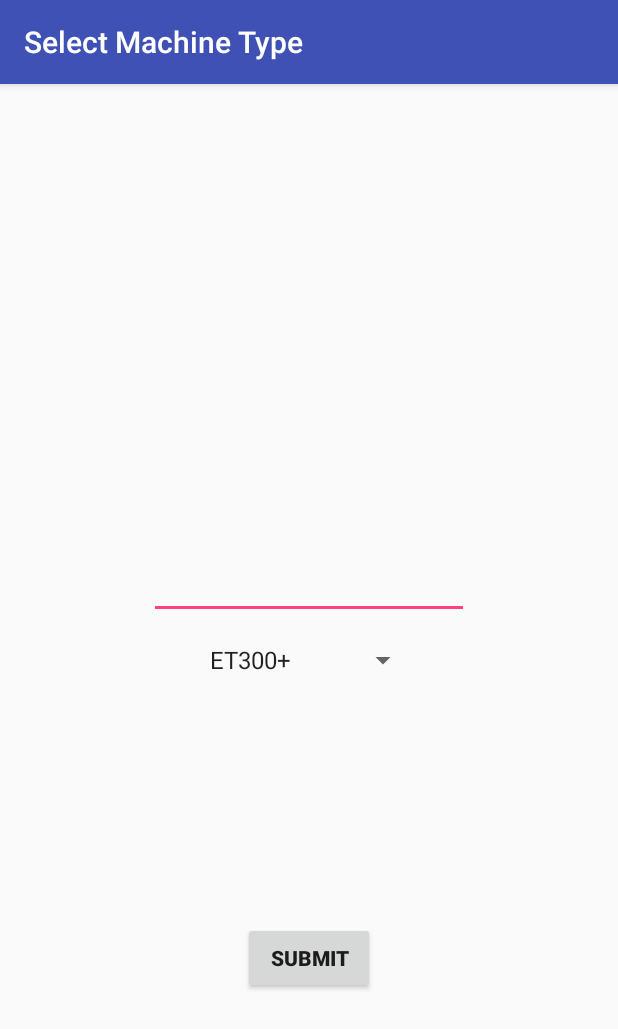
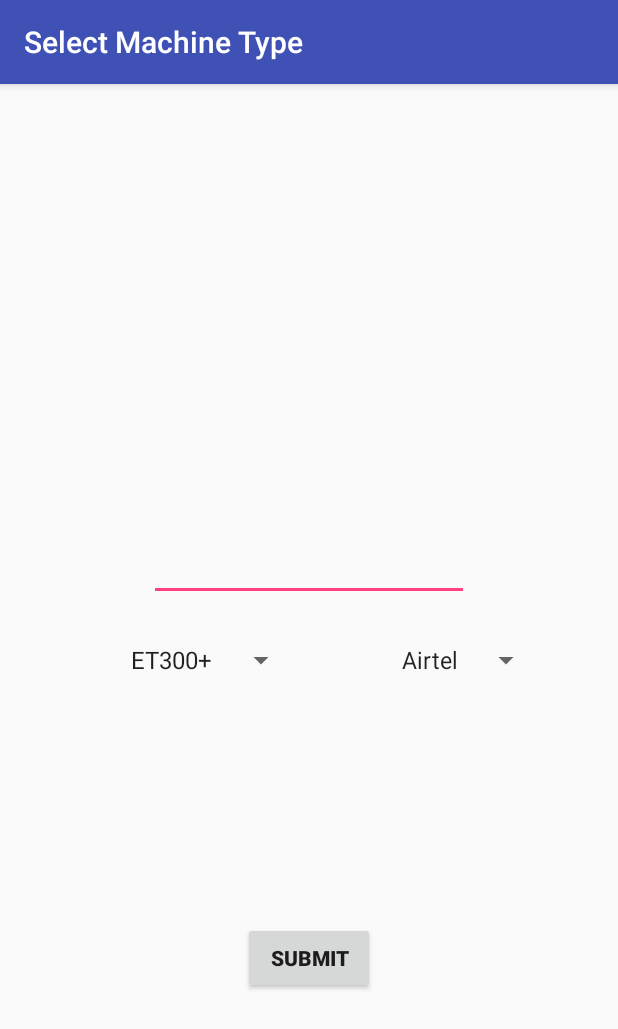
Before and after one commit to prateekgupta22195/configurator, an Android app: the screen it shows after launch (EnterDeviceInfo), after a tap on an icon or button, on a phone screen of 412 x 824 dp. Shown: the top 1029 px of the screen. Run offline under Robolectric (Android 15) with nearby library versions, the phone set to English and light mode, and no system bars; our stand-ins replace ButterKnife, EventBus; libraries missing offline, so code that uses them is left out: com.facebook.stetho; 1 statement that could not run was skipped.

Commit message:
set apn messages done...

```diff
--- /dev/null
+++ b/app/src/main/java/com/loconav/configurator/Constants.java
@@ -0,0 +1,12 @@
+package com.loconav.configurator;
+
+/**
+ * Created by prateek on 15/02/18.
+ */
+
+public class Constants {
+    public static String USER_ID = "user_id";
+    public static String DEVICE_ID = "device_id";
+    public static String LOOK_UP_PREFERENCES = "look_up_preferences";
+    public static String SIM_TYPE = "sim_type";
+}
--- a/app/src/main/java/com/loconav/configurator/MessagesList.java
+++ b/app/src/main/java/com/loconav/configurator/MessagesList.java
@@ -4,6 +4,9 @@ import java.util.ArrayList;
 import java.util.HashMap;
 import java.util.List;
 import java.util.Map;
+
+import static com.loconav.configurator.Constants.SIM_TYPE;
+import static com.loconav.configurator.SmsReceiver.getSimType;
 
 /**
  * Created by prateek on 10/02/18.
@@ -17,11 +20,38 @@ import java.util.Map;
 public class MessagesList {
 
 
+
+    public static List<String> simList = new ArrayList<>();
+    static {
+        simList.add("Airtel");
+        simList.add("Vodafone");
+        simList.add("Reliance Jio");
+        simList.add("Reliance GSM");
+        simList.add("Idea");
+        simList.add("Uninor");
+        simList.add("Aircel");
+        simList.add("BSNL");
+        simList.add("MTNL");
+    }
+
+    public static final Map<String , String> apnMessages = new HashMap<>();
+    static {
+        apnMessages.put(simList.get(0), "airtelgprs.com");
+        apnMessages.put(simList.get(1), "www");
+        apnMessages.put(simList.get(2), "jionet");
+        apnMessages.put(simList.get(3), "rcomnet");
+        apnMessages.put(simList.get(4), "internet");
+        apnMessages.put(simList.get(5), "uninor");
+        apnMessages.put(simList.get(6), "aircelgprs.po");
+        apnMessages.put(simList.get(7), "bsnlnet");
+        apnMessages.put(simList.get(8), "mtnl.net");
+    }
+
     public static final Map<Integer, String> ET300plusMessages = new HashMap<>();
     static  {
         ET300plusMessages.put(0, "#6666#ip#52.33.252.113#4567#");
         ET300plusMessages.put(1, "#6666#ip#52.33.252.113#4567#OK!");
-        ET300plusMessages.put(2, "#6666#sapn#isafe#####");
+        ET300plusMessages.put(2, "#6666#sapn#"+ apnMessages.get(getSimType()) +"#####");
         ET300plusMessages.put(3, "set APN =1 ok!");
         ET300plusMessages.put(4, "#6666#sleep#0#");
         ET300plusMessages.put(5, "#6666#sleep#0#--Close Sleep mode OK!");
@@ -36,7 +66,7 @@ public class MessagesList {
     static  {
         TK101BMessages.put(0, "ip 52.33.252.113port12345");
         TK101BMessages.put(1, "set IP address and PORT ok.");
-        TK101BMessages.put(2, "apn123456 airtelgprs.com");
+        TK101BMessages.put(2, "apn123456"+apnMessages.get(getSimType()));
         TK101BMessages.put(3, "Set APN ok");
         TK101BMessages.put(4, "at30sum0");
         TK101BMessages.put(5, "Auto track set ok.");
@@ -46,7 +76,7 @@ public class MessagesList {
     public static final Map<Integer, String> WETRACK2Messages = new HashMap<>();
 
     static  {
-        WETRACK2Messages.put(0, "APN,isafe#");
+        WETRACK2Messages.put(0, "APN,"+apnMessages.get(getSimType())+"#");
         WETRACK2Messages.put(1, "OK! for the newly-set APN to take effect, the device will reboot after 10s.");
         WETRACK2Messages.put(2, "SERVER,0,52.33.252.113,4567,0#");
         WETRACK2Messages.put(3, "OK");
@@ -62,7 +92,7 @@ public class MessagesList {
     static  {
         OBDMessages.put(0, "(Set,888888,server,52.33.252.113,54321)");
         OBDMessages.put(1, "(IP:52.33.252.113,Port:54321)");
-        OBDMessages.put(2, "(Set,888888,apn,airtelgprs.com)");
+        OBDMessages.put(2, "(Set,888888,apn,"+ apnMessages.get(getSimType()) +")");
         OBDMessages.put(3, "(APN:airtelgprs.com)");
         OBDMessages.put(4, "(Find,888888,car)");
         OBDMessages.put(5, "OBDII tracker:192030981185 State:5satellite positioning,Device connect\n" +
@@ -75,7 +105,7 @@ public class MessagesList {
         machineList.add("ET300+");
         machineList.add("TK101B");
         machineList.add("WETRACK2");
-        machineList.add("OBD");
+//        machineList.add("OBD");
     }
 
     public static Map<String , Map<Integer, String>> machineMessages = new HashMap<>();
@@ -83,6 +113,10 @@ public class MessagesList {
         machineMessages.put(machineList.get(0), ET300plusMessages);
         machineMessages.put(machineList.get(1), TK101BMessages);
         machineMessages.put(machineList.get(2), WETRACK2Messages);
-        machineMessages.put(machineList.get(3), OBDMessages);
+//        machineMessages.put(machineList.get(3), OBDMessages);
     }
+
+
+
+
 }
--- a/app/src/main/java/com/loconav/configurator/activity/EnterDeviceInfo.java
+++ b/app/src/main/java/com/loconav/configurator/activity/EnterDeviceInfo.java
@@ -20,11 +20,13 @@ import butterknife.ButterKnife;
 
 import static com.loconav.configurator.MessagesList.machineList;
 import static com.loconav.configurator.MessagesList.machineMessages;
+import static com.loconav.configurator.MessagesList.simList;
 
 public class EnterDeviceInfo extends AppCompatActivity implements AdapterView.OnItemSelectedListener {
     @BindView(R.id.et_device_number) EditText deviceNumber;
     @BindView(R.id.button_submit) Button submit;
     @BindView(R.id.select_device) Spinner selectDevice;
+    @BindView(R.id.select_sim) Spinner selectSim;
     DeviceHelper deviceHelper = new DeviceHelper();
     SmsManager sms = SmsManager.getDefault();
     @Override
@@ -34,6 +36,7 @@ public class EnterDeviceInfo extends AppCompatActivity implements AdapterView.On
         ButterKnife.bind(this);
         deviceNumber.requestFocus();
         setSelectDeviceSpinner();
+        setSelectSimSpinner();
         submit.setOnClickListener(new View.OnClickListener() {
             @Override
             public void onClick(View arg0) {
@@ -45,6 +48,7 @@ public class EnterDeviceInfo extends AppCompatActivity implements AdapterView.On
                     device.setSuccess_count(-1);
                     device.setDevice_number(dbNumber);
                     device.setDevice_type(selectDevice.getSelectedItem().toString());
+                    device.setSimType(selectSim.getSelectedItem().toString());
                     device.setDevice_id("");
                     deviceHelper.createOrUpdateDevice(device);
                     String msgToSetDeviceID = getMsgToSetDeviceId(device);
@@ -74,6 +78,12 @@ public class EnterDeviceInfo extends AppCompatActivity implements AdapterView.On
         selectDevice.setAdapter(deviceAdapter);
     }
 
+    private void setSelectSimSpinner() {
+        ArrayAdapter<String> simAdapter = new ArrayAdapter(this, android.R.layout.simple_spinner_item, simList);
+        simAdapter.setDropDownViewResource(android.R.layout.simple_spinner_dropdown_item);
+        selectSim.setAdapter(simAdapter);
+    }
+
     @Override
     public void onItemSelected(AdapterView<?> adapterView, View view, int position, long l) {}
 
--- a/app/src/main/java/com/loconav/configurator/activity/MainActivity.java
+++ b/app/src/main/java/com/loconav/configurator/activity/MainActivity.java
@@ -160,4 +160,10 @@ public class MainActivity extends BaseActivity
         }
         return false;
     }
+
+    @Override
+    protected void onResume() {
+        super.onResume();
+        refreshList();
+    }
 }
--- a/app/src/main/java/com/loconav/configurator/application/AppController.java
+++ b/app/src/main/java/com/loconav/configurator/application/AppController.java
@@ -2,9 +2,12 @@ package com.loconav.configurator.application;
 
 import android.app.Application;
 import android.content.Context;
+import android.content.SharedPreferences;
 
 import com.facebook.stetho.Stetho;
 import com.loconav.configurator.db.DBHelper;
+
+import static com.loconav.configurator.Constants.LOOK_UP_PREFERENCES;
 
 /**
  * Created by prateek on 28/11/17.
@@ -12,10 +15,14 @@ import com.loconav.configurator.db.DBHelper;
 
 public class AppController extends Application {
     public static Context appContext;
+    public static SharedPreferences sharedPreferences;
+    public static SharedPreferences.Editor editor;
     @Override
     public void onCreate() {
         super.onCreate();
         Stetho.initializeWithDefaults(this);
+        sharedPreferences = getSharedPreferences(LOOK_UP_PREFERENCES, Context.MODE_PRIVATE);
+        editor = sharedPreferences.edit();
 //        new DBHelper();
     }
     @Override
--- a/app/src/main/java/com/loconav/configurator/db/DBHelper.java
+++ b/app/src/main/java/com/loconav/configurator/db/DBHelper.java
@@ -12,7 +12,7 @@ import com.loconav.configurator.application.AppController;
  */
 
 public abstract class DBHelper extends SQLiteOpenHelper {
-    private static final Integer DB_VERSION = 1;
+    private static final Integer DB_VERSION = 2;
     private static final String DB_NAME = "db_confi";
 
     public DBHelper() {
--- a/app/src/main/res/layout/activity_enter_device_info.xml
+++ b/app/src/main/res/layout/activity_enter_device_info.xml
@@ -4,14 +4,29 @@
     android:layout_height="match_parent"
     tools:context=".activity.EnterDeviceInfo" >
 
-    <Spinner
-        android:id="@+id/select_device"
+    <LinearLayout
         android:layout_width="wrap_content"
         android:layout_height="wrap_content"
         android:layout_centerHorizontal="true"
-        android:layout_centerVertical="true">
+        android:layout_centerVertical="true"
+        android:gravity="center"
+        android:id="@+id/linearLayout">
 
-    </Spinner>
+        <Spinner
+            android:id="@+id/select_device"
+            android:layout_width="wrap_content"
+            android:gravity="end"
+            android:layout_height="wrap_content">
+        </Spinner>
+
+        <Spinner
+            android:id="@+id/select_sim"
+            android:layout_width="wrap_content"
+            android:gravity="end"
+            android:layout_height="wrap_content">
+        </Spinner>
+    </LinearLayout>
+
 
 
     <Button
@@ -30,9 +45,9 @@
         android:id="@+id/et_device_number"
         android:layout_width="wrap_content"
         android:layout_height="wrap_content"
-        android:layout_above="@+id/select_device"
+        android:layout_above="@+id/linearLayout"
         android:layout_centerHorizontal="true"
-        android:layout_marginBottom="15dp"
+        android:layout_marginBottom="27dp"
         android:ems="10"
         android:focusable="true"
         android:focusableInTouchMode="true"
--- a/build.gradle
+++ b/build.gradle
@@ -5,7 +5,7 @@ buildscript {
         jcenter()
     }
     dependencies {
-        classpath 'com.android.tools.build:gradle:2.3.3'
+        classpath 'com.android.tools.build:gradle:3.0.1'
 
         // NOTE: Do not place your application dependencies here; they belong
         // in the individual module build.gradle files
```
Also changed, not shown: app/src/main/java/com/loconav/configurator/SmsReceiver.java (+17 -0 lines), app/src/main/java/com/loconav/configurator/db/DeviceHelper.java (+21 -35 lines), app/src/main/java/com/loconav/configurator/model/Device.java (+12 -1 lines), gradle/wrapper/gradle-wrapper.properties.
